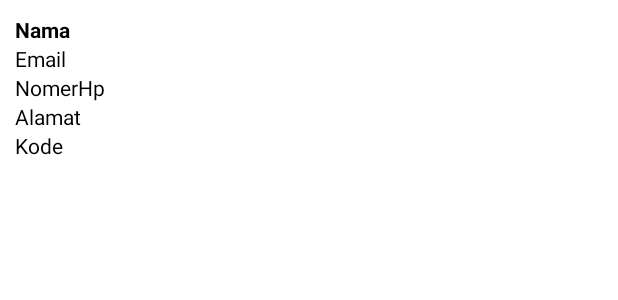
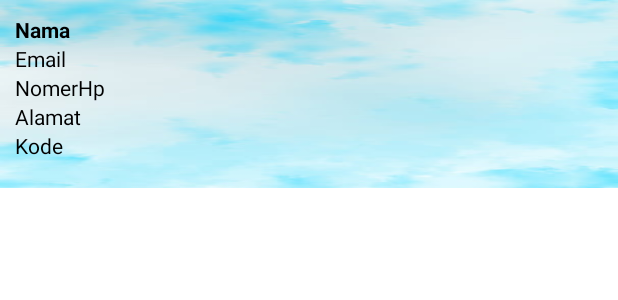
Before and after one commit to ErwinsyahAryaGD/UAS_List_Beli_Rumah, an Android app: the layout row_user.xml on its own in the app's theme, with its tools: preview values and no code run, on a phone screen of 412 x 824 dp. Shown: the top 300 px of the screen. Run offline under Robolectric (Android 15) with nearby library versions, the phone set to English and light mode, and no system bars.

Commit message:
UAS PAM A - 20200140082

```diff
--- a/app/src/main/res/layout/activity_editor.xml
+++ b/app/src/main/res/layout/activity_editor.xml
@@ -4,7 +4,9 @@
     xmlns:tools="http://schemas.android.com/tools"
     android:layout_width="match_parent"
     android:layout_height="match_parent"
+    android:background="@drawable/blue"
     tools:context=".EditorActivity">
+
     <LinearLayout
         android:layout_width="match_parent"
         android:layout_height="wrap_content"
@@ -79,6 +81,7 @@
             android:id="@+id/btn_save"
             android:layout_width="match_parent"
             android:layout_height="wrap_content"
+            app:backgroundTint="@color/colorPrimaryDark"
             android:layout_marginTop="10dp"
             android:text="Simpan" />
     </LinearLayout>
--- a/app/src/main/res/layout/activity_register.xml
+++ b/app/src/main/res/layout/activity_register.xml
@@ -27,7 +27,7 @@
             android:layout_marginStart="30dp"
             android:layout_marginTop="25dp"
             android:elevation="5dp"
-            android:text="Beli Rumah Apps"
+            android:text="List Beli Rumah Apps"
             android:textColor="@android:color/white"
             android:textSize="16sp" />
 
--- a/app/src/main/res/layout/row_user.xml
+++ b/app/src/main/res/layout/row_user.xml
@@ -2,8 +2,9 @@
 <LinearLayout xmlns:android="http://schemas.android.com/apk/res/android"
     xmlns:app="http://schemas.android.com/apk/res-auto"
     android:layout_width="match_parent"
-    android:layout_height="wrap_content"
+    android:layout_height="125dp"
     android:orientation="vertical"
+    android:background="@drawable/blue"
     android:padding="10dp">
 
     <TextView
@@ -25,8 +26,6 @@
         android:layout_height="wrap_content"
         android:textColor="@color/black"
         android:text="NomerHp"/>
-
-
     <TextView
         android:id="@+id/alamat"
         android:layout_width="wrap_content"
@@ -38,9 +37,6 @@
         android:layout_width="wrap_content"
         android:layout_height="wrap_content"
         android:textColor="@color/black"
-        android:text="Kode"
-
-
-        />
+        android:text="Kode" />
 
 </LinearLayout>
```
Also changed, not shown: app/src/main/res/drawable-v24/blue.jpg (added).
